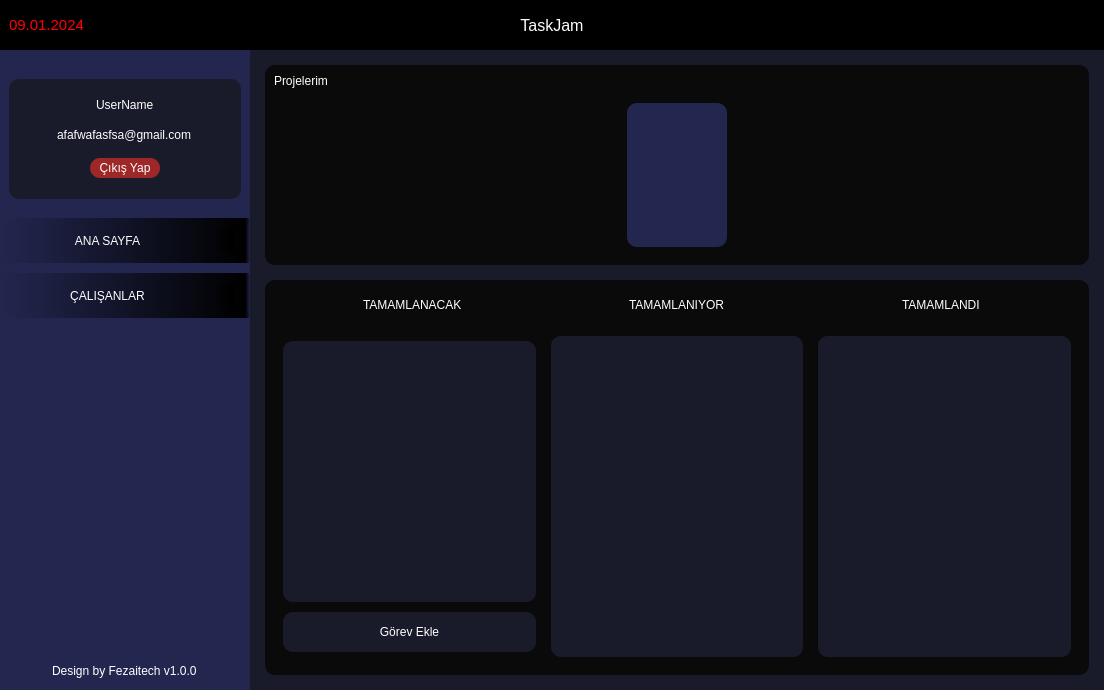
Qt form UI/ui_1.ui (Hamza-Bayar-2/TaskJam) before a commit.
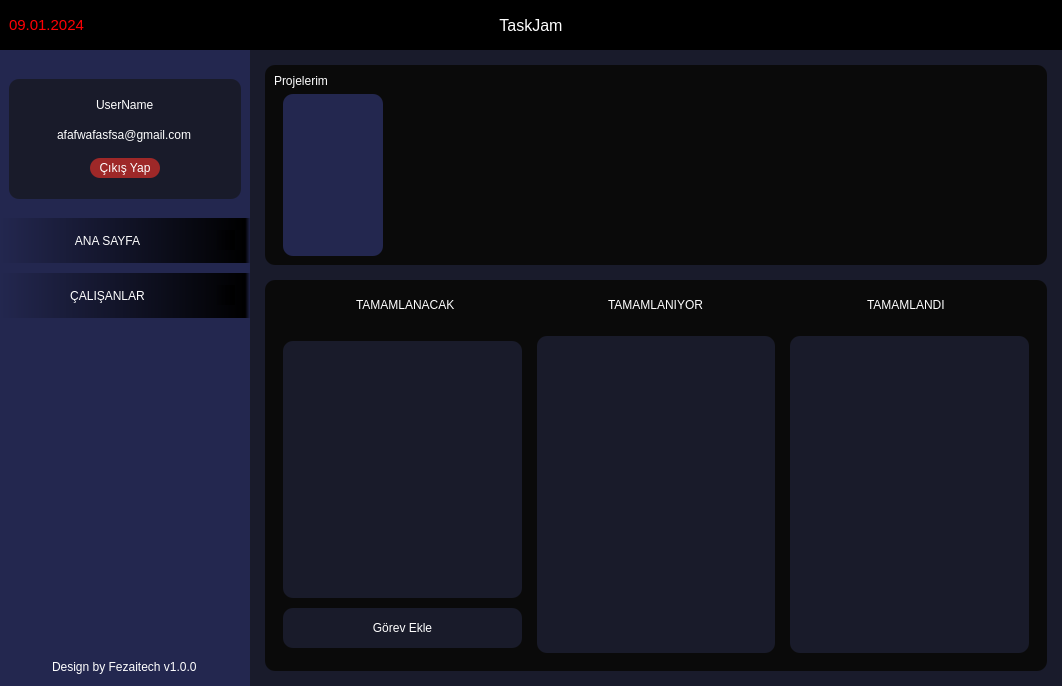
The same form after that commit. Icons and pictures are not drawn.

Diff of the .ui file:
```diff
--- a/UI/ui_1.ui
+++ b/UI/ui_1.ui
@@ -6,8 +6,8 @@
    <rect>
     <x>0</x>
     <y>0</y>
-    <width>1104</width>
-    <height>690</height>
+    <width>1062</width>
+    <height>686</height>
    </rect>
   </property>
   <property name="windowTitle">
@@ -652,23 +652,26 @@
                   </widget>
                  </item>
                  <item>
-                  <widget class="QScrollArea" name="projects_scroll">
-                   <property name="widgetResizable">
-                    <bool>true</bool>
+                  <widget class="QFrame" name="my_projects_frame">
+                   <property name="frameShape">
+                    <enum>QFrame::StyledPanel</enum>
                    </property>
-                   <widget class="QWidget" name="projects_scroll_content">
-                    <property name="geometry">
-                     <rect>
-                      <x>0</x>
-                      <y>0</y>
-                      <width>806</width>
-                      <height>163</height>
-                     </rect>
-                    </property>
-                    <property name="styleSheet">
-                     <string notr="true"/>
+                   <property name="frameShadow">
+                    <enum>QFrame::Raised</enum>
+                   </property>
+                   <layout class="QHBoxLayout" name="horizontalLayout_10">
+                    <property name="spacing">
+                     <number>10</number>
                     </property>
-                    <layout class="QHBoxLayout" name="projects_scroll_content_layout">
+                    <property name="topMargin">
+                     <number>0</number>
+                    </property>
+                    <property name="rightMargin">
+                     <number>9</number>
+                    </property>
+                    <property name="bottomMargin">
+                     <number>0</number>
+                    </property>
                      <item>
                       <widget class="QPushButton" name="project_add_btn">
                        <property name="sizePolicy">
@@ -677,6 +680,12 @@
                          <verstretch>0</verstretch>
                         </sizepolicy>
                        </property>
+                      <property name="minimumSize">
+                       <size>
+                        <width>100</width>
+                        <height>0</height>
+                       </size>
+                      </property>
                        <property name="maximumSize">
                         <size>
                          <width>100</width>
@@ -705,8 +714,41 @@
                        </property>
                       </widget>
                      </item>
-                    </layout>
-                   </widget>
+                    <item>
+                     <widget class="QScrollArea" name="projects_scroll">
+                      <property name="widgetResizable">
+                       <bool>true</bool>
+                      </property>
+                      <widget class="QWidget" name="projects_scroll_content">
+                       <property name="geometry">
+                        <rect>
+                         <x>0</x>
+                         <y>0</y>
+                         <width>636</width>
+                         <height>163</height>
+                        </rect>
+                       </property>
+                       <property name="layoutDirection">
+                        <enum>Qt::LeftToRight</enum>
+                       </property>
+                       <property name="styleSheet">
+                        <string notr="true"/>
+                       </property>
+                       <layout class="QHBoxLayout" name="projects_scroll_content_layout">
+                        <property name="spacing">
+                         <number>12</number>
+                        </property>
+                        <property name="topMargin">
+                         <number>0</number>
+                        </property>
+                        <property name="bottomMargin">
+                         <number>0</number>
+                        </property>
+                       </layout>
+                      </widget>
+                     </widget>
+                    </item>
+                   </layout>
                   </widget>
                  </item>
                 </layout>
@@ -838,8 +880,8 @@
                            <rect>
                             <x>0</x>
                             <y>0</y>
-                            <width>253</width>
-                            <height>262</height>
+                            <width>239</width>
+                            <height>258</height>
                            </rect>
                           </property>
                           <property name="styleSheet">
@@ -925,8 +967,8 @@
                            <rect>
                             <x>0</x>
                             <y>0</y>
-                            <width>252</width>
-                            <height>312</height>
+                            <width>238</width>
+                            <height>308</height>
                            </rect>
                           </property>
                           <layout class="QVBoxLayout" name="working_scroll_area_content_layout">
@@ -990,8 +1032,8 @@
                            <rect>
                             <x>0</x>
                             <y>0</y>
-                            <width>253</width>
-                            <height>312</height>
+                            <width>239</width>
+                            <height>308</height>
                            </rect>
                           </property>
                           <layout class="QVBoxLayout" name="done_scroll_area_content_2">
```
Left out of the diff: 23 changed lines with no effect on the pictures. Lines whose indentation alone changed are shown as unchanged.
